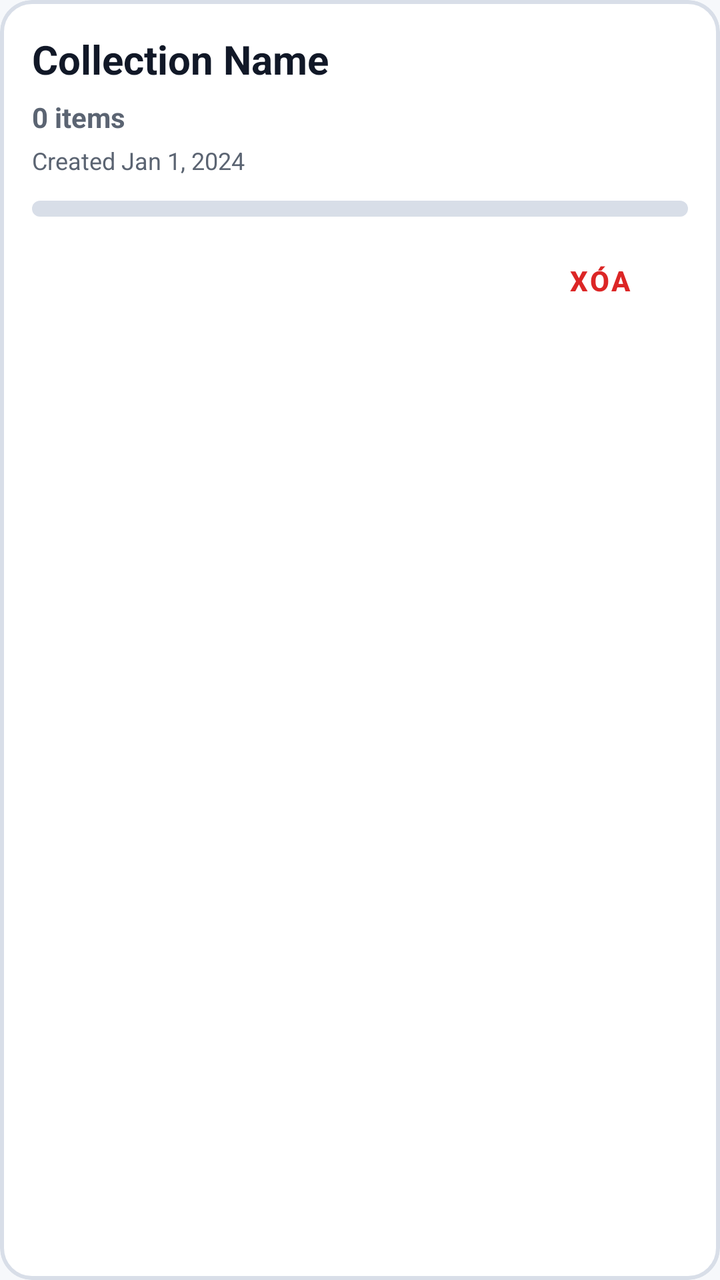
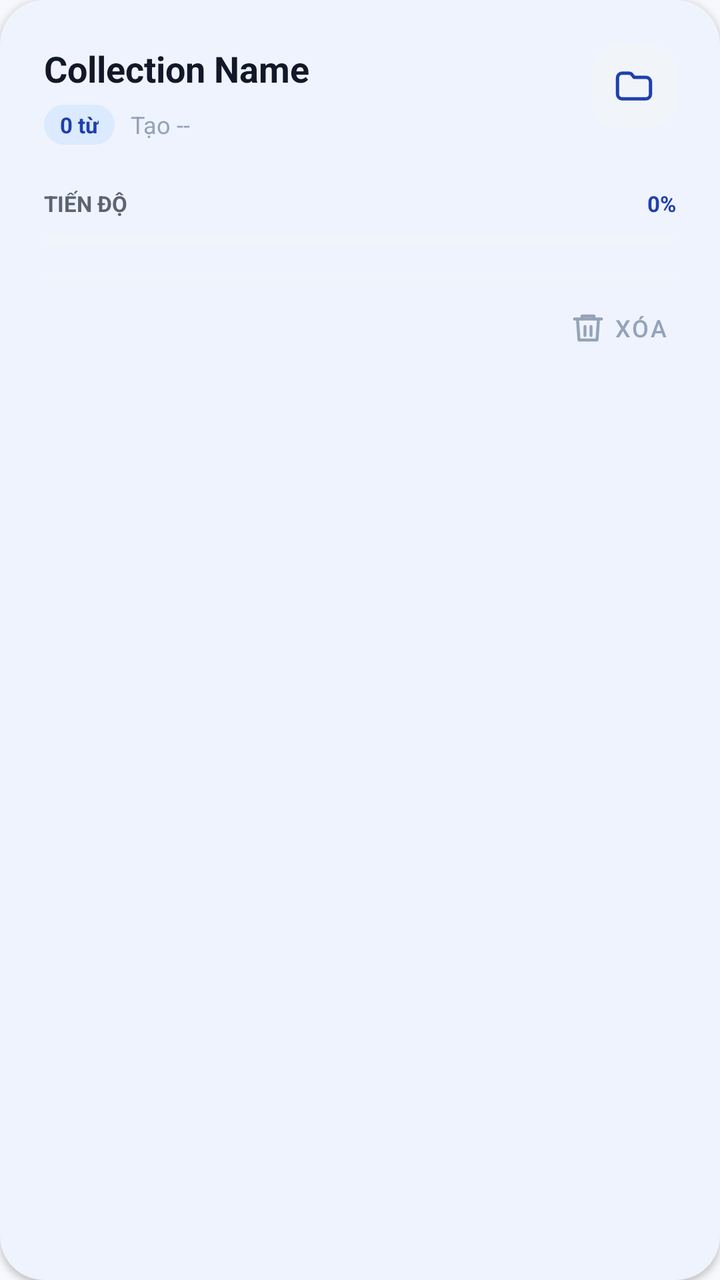

Two renders of the same Android screen: before a commit and after it. Below are the layout's source before the change and the commit's diff.
<!-- AndroidManifest.xml: application theme Theme.ObjectLanguage -->
<!-- res/layout/item_collection.xml -->
<?xml version="1.0" encoding="utf-8"?>
<com.google.android.material.card.MaterialCardView 
    xmlns:android="http://schemas.android.com/apk/res/android"
    xmlns:app="http://schemas.android.com/apk/res-auto"
    android:layout_width="match_parent"
    android:layout_height="wrap_content"
    android:layout_margin="8dp"
    app:cardBackgroundColor="@color/surface"
    app:cardElevation="0dp"
    app:strokeWidth="2dp"
    app:strokeColor="@color/divider"
    app:cardCornerRadius="16dp">

    <LinearLayout
        android:layout_width="match_parent"
        android:layout_height="wrap_content"
        android:orientation="vertical"
        android:padding="16dp">

        
        <TextView
            android:id="@+id/collectionName"
            android:layout_width="match_parent"
            android:layout_height="wrap_content"
            android:text="Collection Name"
            android:textSize="20sp"
            android:textStyle="bold"
            android:textColor="@color/text_primary" />

        
        <TextView
            android:id="@+id/itemCount"
            android:layout_width="wrap_content"
            android:layout_height="wrap_content"
            android:text="0 items"
            android:textSize="14sp"
            android:textColor="@color/text_secondary"
            android:textStyle="bold"
            android:layout_marginTop="6dp" />

        
        <TextView
            android:id="@+id/createdDate"
            android:layout_width="wrap_content"
            android:layout_height="wrap_content"
            android:text="Created Jan 1, 2024"
            android:textSize="12sp"
            android:textColor="@color/text_secondary"
            android:layout_marginTop="4dp"
            android:layout_marginBottom="12dp" />

        <ProgressBar
            android:id="@+id/collectionProgress"
            style="@android:style/Widget.ProgressBar.Horizontal"
            android:layout_width="match_parent"
            android:layout_height="8dp"
            android:max="100"
            android:progress="0"
            android:progressTint="@color/success"
            android:progressBackgroundTint="@color/divider"
            android:progressDrawable="@android:drawable/progress_horizontal" />

        
        <LinearLayout
            android:layout_width="match_parent"
            android:layout_height="wrap_content"
            android:orientation="horizontal"
            android:gravity="end"
            android:layout_marginTop="8dp">

            <com.google.android.material.button.MaterialButton
                android:id="@+id/deleteButton"
                android:layout_width="wrap_content"
                android:layout_height="wrap_content"
                android:text="@string/collection_btn_delete"
                android:textSize="14sp"
                android:textStyle="bold"
                android:textColor="@color/error"
                style="@style/Widget.MaterialComponents.Button.TextButton" />

        </LinearLayout>

    </LinearLayout>

</com.google.android.material.card.MaterialCardView>
<!-- resources referenced by this layout -->
<resources>
  <color name="divider">#D8DEE8</color>
  <color name="error">#DC2626</color>
  <color name="success">#16A34A</color>
  <color name="surface">#FFFFFF</color>
  <color name="text_primary">#111827</color>
  <color name="text_secondary">#5B6472</color>
  <string name="collection_btn_delete">Xóa</string>
  <color name="primary">#2563EB</color>
  <color name="primary_dark">#1E40AF</color>
  <color name="text_on_primary">#FFFFFF</color>
  <color name="secondary">#16A34A</color>
  <color name="background">#F6F8FB</color>
  <color name="bottom_nav_bg">#FFFFFF</color>
  <color name="primary_light">#DBEAFE</color>
  <color name="surface_variant">#EAF0F7</color>
  <style name="ShapeAppearance.App.SmallComponent" parent="ShapeAppearance.Material3.SmallComponent">
          <item name="cornerSize">14dp</item>
      </style>
  <!-- unchanged entries left out for length: 4 -->
</resources>

<!-- the commit's change to res/layout/item_collection.xml (unified diff, before → after) -->
@@ -1,84 +1,165 @@
 <?xml version="1.0" encoding="utf-8"?>
-<com.google.android.material.card.MaterialCardView 
+<com.google.android.material.card.MaterialCardView
     xmlns:android="http://schemas.android.com/apk/res/android"
     xmlns:app="http://schemas.android.com/apk/res-auto"
     android:layout_width="match_parent"
     android:layout_height="wrap_content"
-    android:layout_margin="8dp"
+    android:layout_marginStart="20dp"
+    android:layout_marginTop="8dp"
+    android:layout_marginEnd="20dp"
+    android:layout_marginBottom="8dp"
     app:cardBackgroundColor="@color/surface"
-    app:cardElevation="0dp"
-    app:strokeWidth="2dp"
-    app:strokeColor="@color/divider"
-    app:cardCornerRadius="16dp">
+    app:cardCornerRadius="22dp"
+    app:cardElevation="2dp"
+    app:strokeWidth="0dp">
 
     <LinearLayout
         android:layout_width="match_parent"
         android:layout_height="wrap_content"
         android:orientation="vertical"
-        android:padding="16dp">
+        android:paddingStart="22dp"
+        android:paddingTop="22dp"
+        android:paddingEnd="22dp"
+        android:paddingBottom="18dp">
 
-        
-        <TextView
-            android:id="@+id/collectionName"
+        <LinearLayout
             android:layout_width="match_parent"
             android:layout_height="wrap_content"
-            android:text="Collection Name"
-            android:textSize="20sp"
-            android:textStyle="bold"
-            android:textColor="@color/text_primary" />
+            android:gravity="top"
+            android:orientation="horizontal">
 
-        
-        <TextView
-            android:id="@+id/itemCount"
-            android:layout_width="wrap_content"
+            <LinearLayout
+                android:layout_width="0dp"
+                android:layout_height="wrap_content"
+                android:layout_weight="1"
+                android:orientation="vertical"
+                android:paddingEnd="14dp">
+
+                <TextView
+                    android:id="@+id/collectionName"
+                    android:layout_width="match_parent"
+                    android:layout_height="wrap_content"
+                    android:ellipsize="end"
+                    android:maxLines="1"
+                    android:text="Collection Name"
+                    android:textColor="@color/text_primary"
+                    android:textSize="18sp"
+                    android:textStyle="bold" />
+
+                <LinearLayout
+                    android:layout_width="match_parent"
+                    android:layout_height="wrap_content"
+                    android:layout_marginTop="6dp"
+                    android:gravity="center_vertical"
+                    android:orientation="horizontal">
+
+                    <TextView
+                        android:id="@+id/itemCount"
+                        android:layout_width="wrap_content"
+                        android:layout_height="20dp"
+                        android:background="@drawable/bg_collection_count_pill"
+                        android:gravity="center"
+                        android:minWidth="34dp"
+                        android:paddingStart="8dp"
+                        android:paddingEnd="8dp"
+                        android:text="0 từ"
+                        android:textColor="@color/primary_dark"
+                        android:textSize="11sp"
+                        android:textStyle="bold" />
+
+                    <TextView
+                        android:id="@+id/createdDate"
+                        android:layout_width="0dp"
+                        android:layout_height="wrap_content"
+                        android:layout_marginStart="8dp"
+                        android:layout_weight="1"
+                        android:ellipsize="end"
+                        android:maxLines="1"
+                        android:text="Tạo --"
+                        android:textColor="@color/text_muted"
+                        android:textSize="12sp" />
+
+                </LinearLayout>
+
+            </LinearLayout>
+
+            <FrameLayout
+                android:layout_width="42dp"
+                android:layout_height="42dp"
+                android:background="@drawable/bg_collection_folder_tile">
+
+                <ImageView
+                    android:layout_width="22dp"
+                    android:layout_height="22dp"
+                    android:layout_gravity="center"
+                    android:src="@drawable/ic_folder_outline"
+                    app:tint="@color/primary_dark" />
+
+            </FrameLayout>
+
+        </LinearLayout>
+
+        <LinearLayout
+            android:layout_width="match_parent"
             android:layout_height="wrap_content"
-            android:text="0 items"
-            android:textSize="14sp"
-            android:textColor="@color/text_secondary"
-            android:textStyle="bold"
-            android:layout_marginTop="6dp" />
+            android:layout_marginTop="22dp"
+            android:gravity="center_vertical"
+            android:orientation="horizontal">
 
-        
-        <TextView
-            android:id="@+id/createdDate"
-            android:layout_width="wrap_content"
-            android:layout_height="wrap_content"
-            android:text="Created Jan 1, 2024"
-            android:textSize="12sp"
-            android:textColor="@color/text_secondary"
-            android:layout_marginTop="4dp"
-            android:layout_marginBottom="12dp" />
+            <TextView
+                android:layout_width="0dp"
+                android:layout_height="wrap_content"
+                android:layout_weight="1"
+                android:text="@string/collection_progress_label"
+                android:textColor="@color/text_secondary"
+                android:textSize="11sp"
+                android:textStyle="bold" />
+
+            <TextView
+                android:id="@+id/progressPercent"
+                android:layout_width="wrap_content"
+                android:layout_height="wrap_content"
+                android:text="0%"
+                android:textColor="@color/primary_dark"
+                android:textSize="11sp"
+                android:textStyle="bold" />
+
+        </LinearLayout>
 
         <ProgressBar
             android:id="@+id/collectionProgress"
-            style="@android:style/Widget.ProgressBar.Horizontal"
+            style="?android:attr/progressBarStyleHorizontal"
             android:layout_width="match_parent"
-            android:layout_height="8dp"
+            android:layout_height="4dp"
+            android:layout_marginTop="8dp"
+            android:indeterminate="false"
             android:max="100"
             android:progress="0"
-            android:progressTint="@color/success"
-            android:progressBackgroundTint="@color/divider"
-            android:progressDrawable="@android:drawable/progress_horizontal" />
+            android:progressDrawable="@drawable/progress_collection" />
 
-        
-        <LinearLayout
+        <View
             android:layout_width="match_parent"
-            android:layout_height="wrap_content"
-            android:orientation="horizontal"
-            android:gravity="end"
-            android:layout_marginTop="8dp">
+            android:layout_height="1dp"
+            android:layout_marginTop="16dp"
+            android:background="@color/surface_soft" />
 
-            <com.google.android.material.button.MaterialButton
-                android:id="@+id/deleteButton"
-                android:layout_width="wrap_content"
-                android:layout_height="wrap_content"
-                android:text="@string/collection_btn_delete"
-                android:textSize="14sp"
-                android:textStyle="bold"
-                android:textColor="@color/error"
-                style="@style/Widget.MaterialComponents.Button.TextButton" />
-
-        </LinearLayout>
+        <com.google.android.material.button.MaterialButton
+            android:id="@+id/deleteButton"
+            style="@style/Widget.MaterialComponents.Button.TextButton"
+            android:layout_width="wrap_content"
+            android:layout_height="40dp"
+            android:layout_gravity="end"
+            android:layout_marginTop="6dp"
+            android:minWidth="0dp"
+            android:paddingStart="10dp"
+            android:paddingEnd="4dp"
+            android:text="@string/collection_btn_delete"
+            android:textColor="@color/text_muted"
+            android:textSize="12sp"
+            app:icon="@drawable/ic_delete"
+            app:iconGravity="textStart"
+            app:iconPadding="4dp"
+            app:iconTint="@color/text_muted" />
 
     </LinearLayout>
 
<!-- resource entries referenced after the edit -->
@@ -1,12 +1,93 @@
 <!-- resources referenced by this layout -->
 <resources>
-  <color name="divider">#D8DEE8</color>
-  <color name="error">#DC2626</color>
-  <color name="success">#16A34A</color>
   <color name="surface">#FFFFFF</color>
+  <color name="surface_soft">#F1F5F9</color>
+  <color name="text_muted">#94A3B8</color>
   <color name="text_primary">#111827</color>
   <color name="text_secondary">#5B6472</color>
+  <!-- drawable bg_collection_count_pill (drawable) -->
+  <?xml version="1.0" encoding="utf-8"?>
+  <shape xmlns:android="http://schemas.android.com/apk/res/android"
+      android:shape="rectangle">
+      <solid android:color="@color/primary_light" />
+      <corners android:radius="10dp" />
+  </shape>
+  <!-- drawable bg_collection_folder_tile (drawable) -->
+  <?xml version="1.0" encoding="utf-8"?>
+  <shape xmlns:android="http://schemas.android.com/apk/res/android"
+      android:shape="rectangle">
+      <solid android:color="@color/surface_soft" />
+      <corners android:radius="14dp" />
+  </shape>
+  <!-- drawable ic_delete (drawable) -->
+  <?xml version="1.0" encoding="utf-8"?>
+  <vector xmlns:android="http://schemas.android.com/apk/res/android"
+      android:width="24dp"
+      android:height="24dp"
+      android:viewportWidth="24"
+      android:viewportHeight="24">
+      <path
+          android:fillColor="@android:color/transparent"
+          android:pathData="M3,6h18"
+          android:strokeColor="#000000"
+          android:strokeWidth="2"
+          android:strokeLineCap="round" />
+      <path
+          android:fillColor="@android:color/transparent"
+          android:pathData="M8,6V4h8v2"
+          android:strokeColor="#000000"
+          android:strokeWidth="2"
+          android:strokeLineCap="round"
+          android:strokeLineJoin="round" />
+      <path
+          android:fillColor="@android:color/transparent"
+          android:pathData="M19,6l-1,14H6L5,6"
+          android:strokeColor="#000000"
+          android:strokeWidth="2"
+          android:strokeLineCap="round"
+          android:strokeLineJoin="round" />
+      <path
+          android:fillColor="@android:color/transparent"
+          android:pathData="M10,11v6M14,11v6"
+          android:strokeColor="#000000"
+          android:strokeWidth="2"
+          android:strokeLineCap="round" />
+  </vector>
+  <!-- drawable ic_folder_outline (drawable) -->
+  <?xml version="1.0" encoding="utf-8"?>
+  <vector xmlns:android="http://schemas.android.com/apk/res/android"
+      android:width="24dp"
+      android:height="24dp"
+      android:viewportWidth="24"
+      android:viewportHeight="24">
+      <path
+          android:fillColor="@android:color/transparent"
+          android:pathData="M3,7.5C3,6.12 4.12,5 5.5,5H9.2C9.9,5 10.56,5.33 10.98,5.89L12,7.25H18.5C19.88,7.25 21,8.37 21,9.75V16.5C21,17.88 19.88,19 18.5,19H5.5C4.12,19 3,17.88 3,16.5V7.5Z"
+          android:strokeColor="#111827"
+          android:strokeLineCap="round"
+          android:strokeLineJoin="round"
+          android:strokeWidth="1.8" />
+  </vector>
+  <!-- drawable progress_collection (drawable) -->
+  <?xml version="1.0" encoding="utf-8"?>
+  <layer-list xmlns:android="http://schemas.android.com/apk/res/android">
+      <item android:id="@android:id/background">
+          <shape>
+              <corners android:radius="3dp" />
+              <solid android:color="@color/surface_soft" />
+          </shape>
+      </item>
+      <item android:id="@android:id/progress">
+          <clip>
+              <shape>
+                  <corners android:radius="3dp" />
+                  <solid android:color="@color/primary_dark" />
+              </shape>
+          </clip>
+      </item>
+  </layer-list>
   <string name="collection_btn_delete">Xóa</string>
+  <string name="collection_progress_label">TIẾN ĐỘ</string>
   <color name="primary">#2563EB</color>
   <color name="primary_dark">#1E40AF</color>
   <color name="text_on_primary">#FFFFFF</color>
